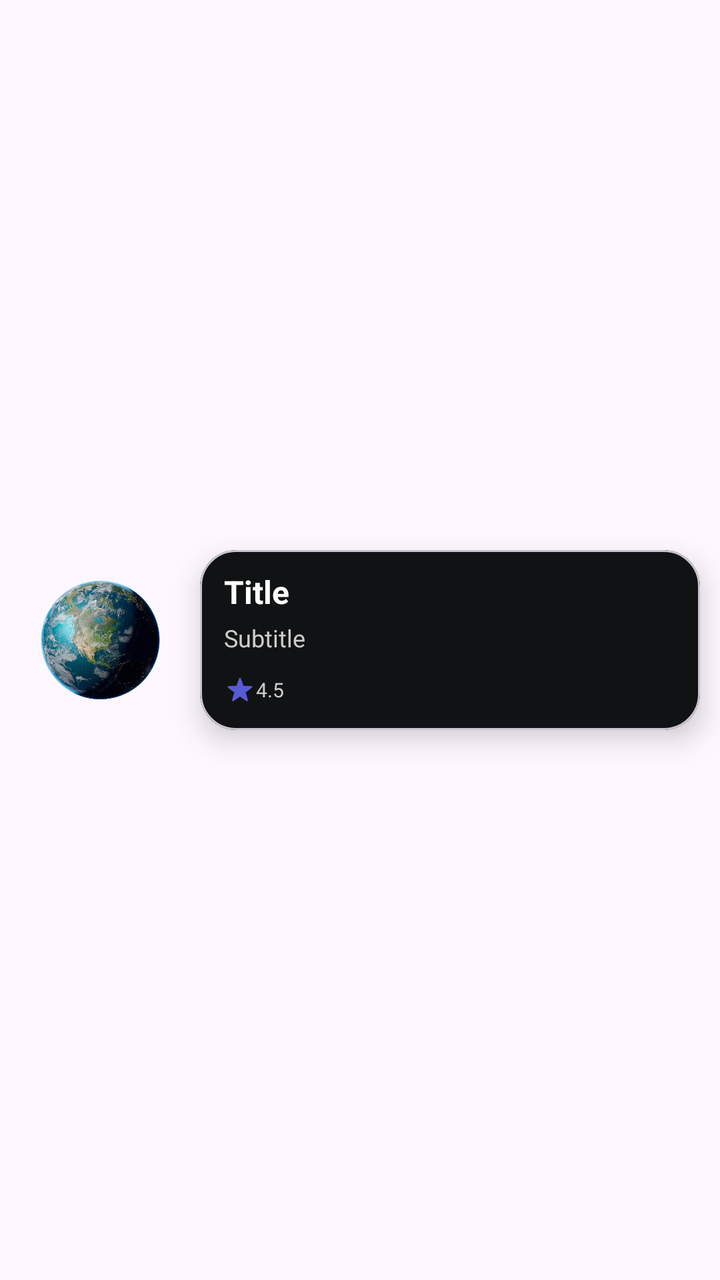
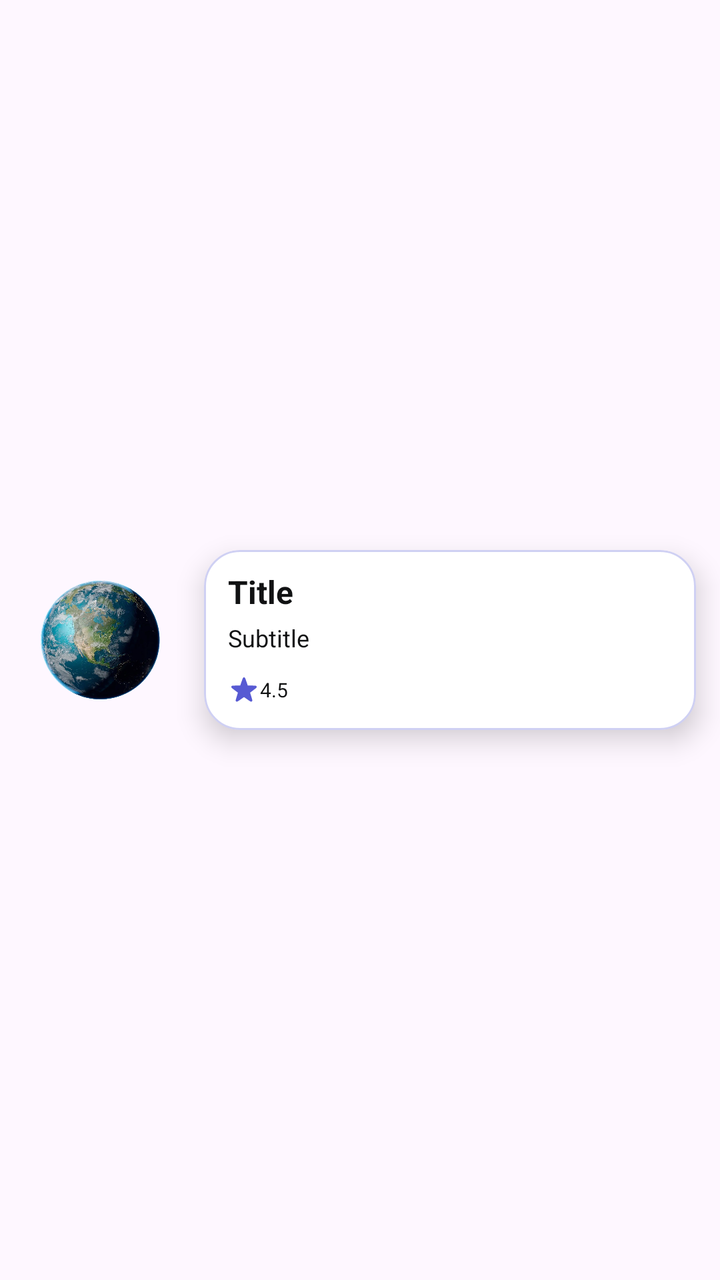

Compare the two renders of this Android layout. The source of the first and the diff that turns it into the second are given below.
<!-- AndroidManifest.xml: application theme Theme.SpaceAdvisor -->
<!-- res/layout/item_trip_destination.xml -->
<?xml version="1.0" encoding="utf-8"?>
<androidx.constraintlayout.widget.ConstraintLayout xmlns:android="http://schemas.android.com/apk/res/android"
    xmlns:app="http://schemas.android.com/apk/res-auto"
    android:layout_width="match_parent"
    android:layout_height="wrap_content">

    
    
    
    
    
    
    
    
    

    
    
    
    
    
    
    
    
    

    <com.google.android.material.card.MaterialCardView
        android:id="@+id/delete_background"
        android:layout_width="0dp"
        android:layout_height="0dp"
        android:layout_margin="6dp"
        android:backgroundTint="@color/layout_background_alert"
        app:cardCornerRadius="18dp"
        app:layout_constraintBottom_toBottomOf="@id/card_container"
        app:layout_constraintEnd_toEndOf="@id/card_container"
        app:layout_constraintStart_toStartOf="@id/card_container"
        app:layout_constraintTop_toTopOf="@id/card_container">

        <ImageView
            android:layout_width="24dp"
            android:layout_height="24dp"
            android:layout_gravity="center_vertical|end"
            android:layout_marginEnd="20dp"
            android:src="@drawable/ic_trash"
            app:tint="@color/icon_primary" />
    </com.google.android.material.card.MaterialCardView>

    <com.google.android.material.card.MaterialCardView
        android:id="@+id/trip_dest_image_card"
        android:layout_width="80dp"
        android:layout_height="80dp"
        android:layout_marginStart="10dp"
        android:backgroundTint="@color/layout_background_transparent"
        app:layout_constraintBottom_toBottomOf="parent"
        app:layout_constraintEnd_toStartOf="@id/card_container"
        app:layout_constraintStart_toStartOf="parent"
        app:layout_constraintTop_toTopOf="parent"
        app:strokeWidth="0dp">

        <ImageView
            android:id="@+id/trip_destination_image"
            android:layout_width="match_parent"
            android:layout_height="match_parent"
            android:clickable="true"
            android:focusable="true"
            android:scaleType="centerCrop"
            android:src="@drawable/pic_profile" />

    </com.google.android.material.card.MaterialCardView>

    <com.google.android.material.card.MaterialCardView
        android:id="@+id/card_container"
        android:layout_width="0dp"
        android:layout_height="wrap_content"
        android:layout_margin="10dp"
        android:backgroundTint="@color/layout_background_primary"
        app:cardCornerRadius="18dp"
        app:cardElevation="8dp"
        app:layout_constraintBottom_toBottomOf="parent"
        app:layout_constraintEnd_toEndOf="parent"
        app:layout_constraintStart_toEndOf="@id/trip_dest_image_card"
        app:layout_constraintTop_toTopOf="parent">

        <androidx.appcompat.widget.LinearLayoutCompat
            android:layout_width="match_parent"
            android:layout_height="wrap_content"
            android:orientation="horizontal">

            <LinearLayout
                android:layout_width="match_parent"
                android:layout_height="wrap_content"
                android:layout_marginHorizontal="12dp"
                android:layout_marginVertical="10dp"
                android:orientation="vertical">

                <TextView
                    android:id="@+id/trip_destination_title"
                    android:layout_width="match_parent"
                    android:layout_height="wrap_content"
                    android:text="Title"
                    android:textColor="@color/text_primary"
                    android:textSize="16sp"
                    android:textStyle="bold" />

                <TextView
                    android:id="@+id/trip_destination_subtitle"
                    android:layout_width="match_parent"
                    android:layout_height="wrap_content"
                    android:layout_marginVertical="4dp"
                    android:text="Subtitle"
                    android:textColor="@color/text_quaternary_light"
                    android:textSize="12sp" />

                
                
                
                
                

                
                
                
                
                
                

                
                
                
                
                
                
                
                
                
                

                
                
                
                
                
                
                
                
                

                

                <LinearLayout
                    android:layout_width="wrap_content"
                    android:layout_height="wrap_content"
                    android:layout_marginTop="4dp"
                    android:gravity="center_vertical"
                    android:orientation="horizontal">

                    <ImageView
                        android:layout_width="16dp"
                        android:layout_height="16dp"
                        android:src="@drawable/ic_rating_star_filled"
                        app:tint="@color/icon_tertiary" />

                    <TextView
                        android:id="@+id/trip_destination_rating"
                        android:layout_width="wrap_content"
                        android:layout_height="wrap_content"
                        android:text="4.5"
                        android:textColor="@color/text_quaternary_light"
                        android:textSize="10sp" />

                    <View
                        android:layout_width="20dp"
                        android:layout_height="20dp" />

                    <LinearLayout
                        android:id="@+id/trip_dest_difficulty_container"
                        android:layout_width="wrap_content"
                        android:layout_height="wrap_content"
                        android:layout_gravity="center_vertical"
                        android:gravity="start"
                        android:orientation="horizontal"
                        android:padding="4dp">

                    </LinearLayout>
                </LinearLayout>

            </LinearLayout>

        </androidx.appcompat.widget.LinearLayoutCompat>

    </com.google.android.material.card.MaterialCardView>

</androidx.constraintlayout.widget.ConstraintLayout>
<!-- resources referenced by this layout -->
<resources>
  <color name="icon_primary">@color/white</color>
  <color name="icon_tertiary">@color/space_purple</color>
  <color name="layout_background_alert">@color/red_muted</color>
  <color name="layout_background_primary">@color/deep_black</color>
  <color name="layout_background_transparent">@color/transparent</color>
  <color name="text_primary">@color/white</color>
  <color name="text_quaternary_light">@color/gray_light</color>
  <!-- drawable ic_rating_star_filled: vector/xml drawable (drawable, 2072 chars, omitted) -->
  <!-- drawable ic_trash (drawable) -->
  <?xml version="1.0" encoding="utf-8"?>
  <vector xmlns:android="http://schemas.android.com/apk/res/android"
      android:width="24dp"
      android:height="24dp"
      android:viewportWidth="24"
      android:viewportHeight="24">
  
      <path
          android:strokeColor="#000000"
          android:strokeWidth="2"
          android:strokeLineJoin="round"
          android:strokeLineCap="round"
          android:pathData="M4 6H20M16 6L15.7294 5.18807C15.4671 4.40125 15.3359 4.00784 15.0927 3.71698C14.8779 3.46013 14.6021 3.26132 14.2905 3.13878C13.9376 3 13.523 3 12.6936 3H11.3064C10.477 3 10.0624 3 9.70951 3.13878C9.39792 3.26132 9.12208 3.46013 8.90729 3.71698C8.66405 4.00784 8.53292 4.40125 8.27064 5.18807L8 6M18 6V16.2C18 17.8802 18 18.7202 17.673 19.362C17.3854 19.9265 16.9265 20.3854 16.362 20.673C15.7202 21 14.8802 21 13.2 21H10.8C9.11984 21 8.27976 21 7.63803 20.673C7.07354 20.3854 6.6146 19.9265 6.32698 19.362C6 18.7202 6 17.8802 6 16.2V6M14 10V17M10 10V17" />
  </vector>
  <!-- drawable pic_profile: webp bitmap (drawable, 94844 bytes) -->
  <style name="Theme.SpaceAdvisor" parent="Base.Theme.SpaceAdvisor" />
  <color name="white">#FFFFFFFF</color>
  <color name="space_purple">#575AD3</color>
  <color name="red_muted">#B3261E</color>
  <color name="deep_black">#111213</color>
  <color name="transparent">#00000000</color>
  <color name="gray_light">#CCCCCC</color>
  <style name="Base.Theme.SpaceAdvisor" parent="Theme.Material3.DayNight.NoActionBar">
          
      </style>
</resources>

<!-- the commit's change to res/layout/item_trip_destination.xml (unified diff, before → after) -->
@@ -29,7 +29,7 @@
         android:layout_width="0dp"
         android:layout_height="0dp"
         android:layout_margin="6dp"
-        android:backgroundTint="@color/layout_background_alert"
+        android:backgroundTint="@color/alert"
         app:cardCornerRadius="18dp"
         app:layout_constraintBottom_toBottomOf="@id/card_container"
         app:layout_constraintEnd_toEndOf="@id/card_container"
@@ -42,7 +42,7 @@
             android:layout_gravity="center_vertical|end"
             android:layout_marginEnd="20dp"
             android:src="@drawable/ic_trash"
-            app:tint="@color/icon_primary" />
+            app:tint="@color/on_alert" />
     </com.google.android.material.card.MaterialCardView>
 
     <com.google.android.material.card.MaterialCardView
@@ -50,7 +50,7 @@
         android:layout_width="80dp"
         android:layout_height="80dp"
         android:layout_marginStart="10dp"
-        android:backgroundTint="@color/layout_background_transparent"
+        android:backgroundTint="@color/transparent"
         app:layout_constraintBottom_toBottomOf="parent"
         app:layout_constraintEnd_toStartOf="@id/card_container"
         app:layout_constraintStart_toStartOf="parent"
@@ -72,14 +72,16 @@
         android:id="@+id/card_container"
         android:layout_width="0dp"
         android:layout_height="wrap_content"
-        android:layout_margin="10dp"
-        android:backgroundTint="@color/layout_background_primary"
+        android:layout_marginHorizontal="12dp"
+        android:layout_marginVertical="20dp"
+        android:backgroundTint="@color/background"
         app:cardCornerRadius="18dp"
         app:cardElevation="8dp"
         app:layout_constraintBottom_toBottomOf="parent"
         app:layout_constraintEnd_toEndOf="parent"
         app:layout_constraintStart_toEndOf="@id/trip_dest_image_card"
-        app:layout_constraintTop_toTopOf="parent">
+        app:layout_constraintTop_toTopOf="parent"
+        app:strokeColor="?attr/customColorPrimaryGlow">
 
         <androidx.appcompat.widget.LinearLayoutCompat
             android:layout_width="match_parent"
@@ -98,7 +100,7 @@
                     android:layout_width="match_parent"
                     android:layout_height="wrap_content"
                     android:text="Title"
-                    android:textColor="@color/text_primary"
+                    android:textColor="@color/title"
                     android:textSize="16sp"
                     android:textStyle="bold" />
 
@@ -108,7 +110,7 @@
                     android:layout_height="wrap_content"
                     android:layout_marginVertical="4dp"
                     android:text="Subtitle"
-                    android:textColor="@color/text_quaternary_light"
+                    android:textColor="@color/subtitle"
                     android:textSize="12sp" />
 
                 
@@ -158,14 +160,14 @@
                         android:layout_width="16dp"
                         android:layout_height="16dp"
                         android:src="@drawable/ic_rating_star_filled"
-                        app:tint="@color/icon_tertiary" />
+                        app:tint="?attr/customColorPrimary" />
 
                     <TextView
                         android:id="@+id/trip_destination_rating"
                         android:layout_width="wrap_content"
                         android:layout_height="wrap_content"
                         android:text="4.5"
-                        android:textColor="@color/text_quaternary_light"
+                        android:textColor="@color/subtitle"
                         android:textSize="10sp" />
 
                     <View
<!-- resource entries referenced after the edit -->
@@ -1,13 +1,11 @@
 <!-- resources referenced by this layout -->
 <resources>
-  <color name="icon_primary">@color/white</color>
-  <color name="icon_tertiary">@color/space_purple</color>
-  <color name="layout_background_alert">@color/red_muted</color>
-  <color name="layout_background_primary">@color/deep_black</color>
-  <color name="layout_background_transparent">@color/transparent</color>
-  <color name="text_primary">@color/white</color>
-  <color name="text_quaternary_light">@color/gray_light</color>
-  <!-- drawable ic_rating_star_filled: vector/xml drawable (drawable, 2072 chars, omitted) -->
+  <color name="alert">@color/red_muted</color>
+  <color name="background">@color/white</color>
+  <color name="on_alert">@color/white</color>
+  <color name="subtitle">@color/secondary</color>
+  <color name="title">@color/secondary</color>
+  <!-- drawable ic_rating_star_filled: vector/xml drawable (drawable, 2082 chars, omitted) -->
   <!-- drawable ic_trash (drawable) -->
   <?xml version="1.0" encoding="utf-8"?>
   <vector xmlns:android="http://schemas.android.com/apk/res/android"
@@ -24,15 +22,34 @@
           android:pathData="M4 6H20M16 6L15.7294 5.18807C15.4671 4.40125 15.3359 4.00784 15.0927 3.71698C14.8779 3.46013 14.6021 3.26132 14.2905 3.13878C13.9376 3 13.523 3 12.6936 3H11.3064C10.477 3 10.0624 3 9.70951 3.13878C9.39792 3.26132 9.12208 3.46013 8.90729 3.71698C8.66405 4.00784 8.53292 4.40125 8.27064 5.18807L8 6M18 6V16.2C18 17.8802 18 18.7202 17.673 19.362C17.3854 19.9265 16.9265 20.3854 16.362 20.673C15.7202 21 14.8802 21 13.2 21H10.8C9.11984 21 8.27976 21 7.63803 20.673C7.07354 20.3854 6.6146 19.9265 6.32698 19.362C6 18.7202 6 17.8802 6 16.2V6M14 10V17M10 10V17" />
   </vector>
   <!-- drawable pic_profile: webp bitmap (drawable, 94844 bytes) -->
-  <style name="Theme.SpaceAdvisor" parent="Base.Theme.SpaceAdvisor" />
+  <style name="Theme.SpaceAdvisor" parent="Base.Theme.SpaceAdvisor">
+          <item name="colorPrimary">@color/primary</item>
+          <item name="customColorPrimary">@color/primary</item>
+          <item name="customColorPrimaryGlow">@color/primary_glow</item>
+          <item name="customColorPrimaryFaded">@color/primary_faded</item>
+          <item name="customColorPrimaryLight">@color/primary_light</item>
+          <item name="customColorPrimaryVariant">@color/primary_variant</item>
+          <item name="customColorPrimaryVariantFaded">@color/primary_variant_faded</item>
+      </style>
   <color name="white">#FFFFFFFF</color>
+  <color name="secondary">@color/deep_black</color>
   <color name="space_purple">#575AD3</color>
+  <color name="space_purple_glow">#48575AD3</color>
+  <color name="space_purple_faded">#50A0A0FF</color>
+  <color name="space_purple_light">#A0A0FF</color>
+  <color name="space_pink">#AE52D4</color>
+  <color name="space_pink_faded">#20AE52D4</color>
   <color name="red_muted">#B3261E</color>
   <color name="deep_black">#111213</color>
   <color name="transparent">#00000000</color>
-  <color name="gray_light">#CCCCCC</color>
   <style name="Base.Theme.SpaceAdvisor" parent="Theme.Material3.DayNight.NoActionBar">
-          
+          <item name="colorPrimary">@color/primary</item>
       </style>
+  <color name="primary">@color/space_purple</color>
+  <color name="primary_glow">@color/space_purple_glow</color>
+  <color name="primary_faded">@color/space_purple_faded</color>
+  <color name="primary_light">@color/space_purple_light</color>
+  <color name="primary_variant">@color/space_pink</color>
+  <color name="primary_variant_faded">@color/space_pink_faded</color>
 </resources>
 
